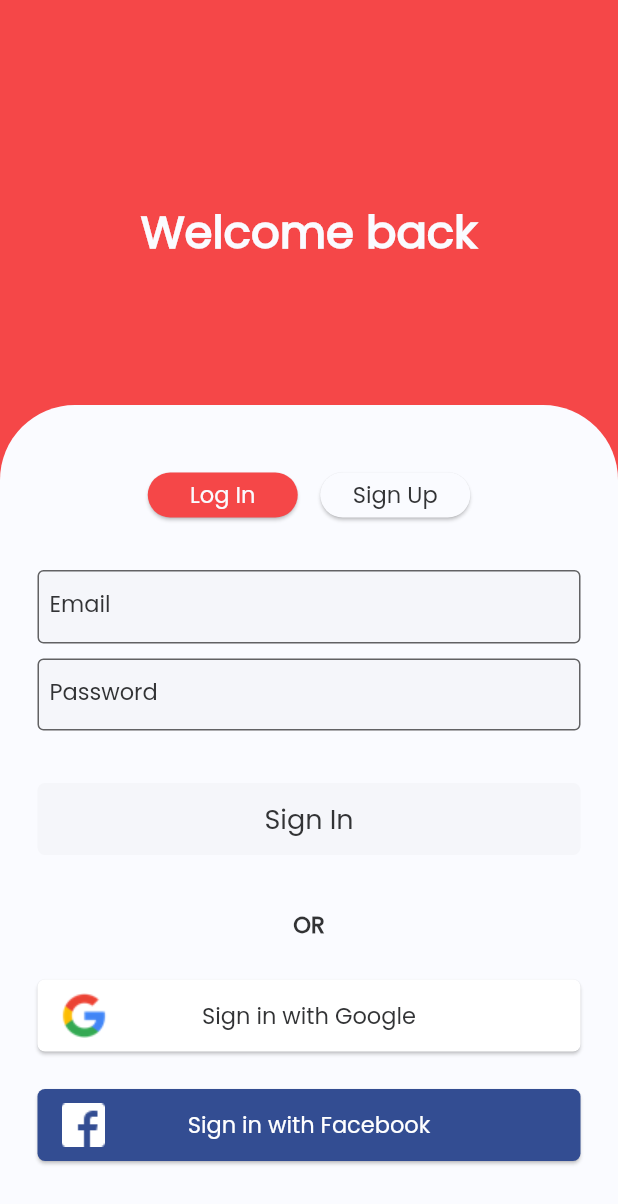
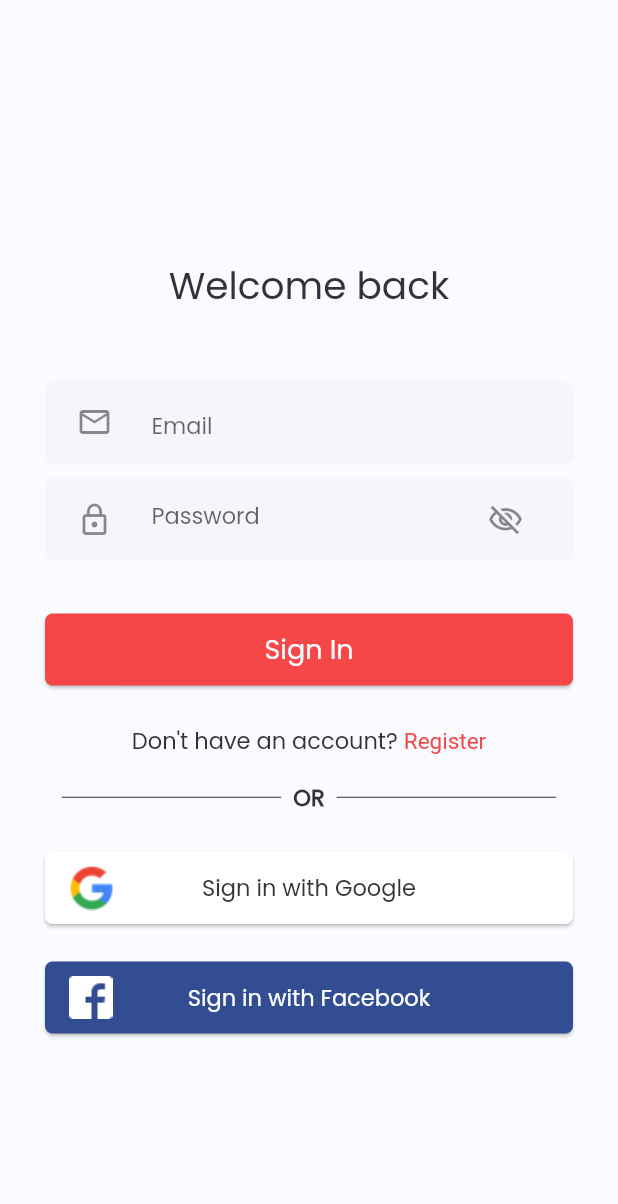
Before and after one commit to JamiuJimoh/Morsmat, a Flutter app: the screen it shows after launch, after a tap on "SKIP", after a tap on "Get Started", on a phone screen of 412 x 824 dp. Shown: the top 1204 px of the screen. Run offline on Flutter 3.47's test engine with Material 2 defaults, Android fonts, the phone set to English and light mode, and no system bars; our stand-ins replace firebase_auth, firebase_core, google_sign_in; missing offline and left inert: flutter_login_facebook; accounts and stored records are empty.

Commit message:
redesigned the sign in page

```diff
--- /dev/null
+++ b/lib/app/sign_in/custom_text_field.dart
@@ -0,0 +1,71 @@
+import 'package:flutter/material.dart';
+import 'package:morsmat/common_widgets/custom_container.dart';
+
+class CustomTextField extends StatelessWidget {
+  final TextEditingController? controller;
+  final String? errorText;
+  final String? hintText;
+  final String? labelText;
+  final IconData? icon;
+  final Widget? suffixIcon;
+  final bool enabled;
+  final bool obscureText;
+  final void Function(String)? onChanged;
+  final void Function()? onEditingComplete;
+  final TextInputType? keyboardType;
+  final TextInputAction? textInputAction;
+
+  CustomTextField({
+    this.controller,
+    this.errorText,
+    this.hintText,
+    this.labelText,
+    this.icon,
+    this.suffixIcon,
+    this.enabled: true,
+    this.obscureText: false,
+    this.onChanged,
+    this.onEditingComplete,
+    this.keyboardType,
+    this.textInputAction,
+  });
+
+  @override
+  Widget build(BuildContext context) {
+    final mediaQuery = MediaQuery.of(context).size;
+    return CustomContainer(
+      borderRadius: 5.0,
+      padding: const EdgeInsets.symmetric(horizontal: 20.0, vertical: 5),
+      height: 55.0,
+      width: mediaQuery.width * 0.9,
+      containerColor: Theme.of(context).colorScheme.primaryVariant,
+      borderColor: Theme.of(context).colorScheme.primaryVariant,
+      child: TextFormField(
+        cursorColor: Theme.of(context).colorScheme.onPrimary,
+        autocorrect: false,
+        controller: controller,
+        style: Theme.of(context).textTheme.bodyText2,
+        decoration: InputDecoration(
+          contentPadding:
+              const EdgeInsets.symmetric(vertical: 5.0, horizontal: 10.0),
+          hintText: hintText,
+          labelText: labelText,
+          // labelStyle: Theme.of(context).textTheme.subtitle1,
+          // focusColor: Theme.of(context).colorScheme.onPrimary,
+
+          border: InputBorder.none,
+          icon: Icon(icon),
+          suffixIcon: suffixIcon,
+          enabledBorder: InputBorder.none,
+          errorText: errorText,
+          enabled: enabled,
+        ),
+        onChanged: onChanged,
+        keyboardType: keyboardType,
+        textInputAction: textInputAction,
+        obscureText: obscureText,
+        onEditingComplete: onEditingComplete,
+      ),
+    );
+  }
+}
--- a/lib/app/sign_in/email_sign_change_model.dart
+++ b/lib/app/sign_in/email_sign_change_model.dart
@@ -41,10 +41,16 @@ class EmailSignInChangeModel with EmailAndPasswordValidators, ChangeNotifier {
     }
   }
 
-  String get authButtonText {
+  String get primaryButtonText {
     return formType == EmailSignInFormType.signIn
         ? 'Sign In'
         : 'Create an account';
+  }
+
+  List<String> get secondaryButtonText {
+    final signInText = <String>['Don\'t have an account? ', 'Register'];
+    final registerText = <String>['Already Have an account? ', 'Sign In'];
+    return formType == EmailSignInFormType.signIn ? signInText : registerText;
   }
 
   bool get canSubmit {
@@ -82,16 +88,17 @@ class EmailSignInChangeModel with EmailAndPasswordValidators, ChangeNotifier {
     return showErrorText ? invalidConfirmPasswordErrorText : null;
   }
 
-  void toggleAuthButton(EmailSignInFormType formType) {
+  void toggleFormType() {
+    final formType = this.formType == EmailSignInFormType.signIn
+        ? EmailSignInFormType.register
+        : EmailSignInFormType.signIn;
     updateWith(
       email: '',
       password: '',
-      confirmPassword: '',
       formType: formType,
       isLoading: false,
       submitted: false,
     );
-    notifyListeners();
   }
 
   void updateEmail(String email) => updateWith(email: email);
--- a/lib/app/sign_in/email_sign_in_form_bloc_based.dart
+++ b/lib/app/sign_in/email_sign_in_form_bloc_based.dart
@@ -8,7 +8,6 @@ import '../landing_page.dart';
 import 'email_sign_in_bloc.dart';
 import 'email_sign_in_model.dart';
 import 'form_submit_button.dart';
-import 'toggle_sign_in_form_button.dart';
 
 class EmailSignInFormBlocBased extends StatefulWidget {
   final EmailSignInBloc bloc;
@@ -59,14 +58,6 @@ class _EmailSignInFormBlocBasedState extends State<EmailSignInFormBlocBased> {
     }
   }
 
-  ///////// HELPER METHODS /////////
-
-  void _toggleAuthButton(EmailSignInFormType formType) {
-    widget.bloc.toggleAuthButton(formType);
-
-    _emailController.clear();
-    _passwordController.clear();
-  }
 
   //////// WIDGETS METHODS ///////////
 
@@ -102,38 +93,8 @@ class _EmailSignInFormBlocBasedState extends State<EmailSignInFormBlocBased> {
     );
   }
 
-  Widget _buildToggleButtons(EmailSignInModel model) {
-    return Row(
-      mainAxisAlignment: MainAxisAlignment.center,
-      children: [
-        ToggleSignInFormButton(
-          context: context,
-          text: 'Log In',
-          buttonColor: model.formType == EmailSignInFormType.signIn
-              ? null
-              : Theme.of(context).colorScheme.onSecondary,
-          onPressed: !model.isLoading
-              ? () => _toggleAuthButton(EmailSignInFormType.signIn)
-              : null,
-        ),
-        const SizedBox(width: 15.0),
-        ToggleSignInFormButton(
-          context: context,
-          text: 'Sign Up',
-          buttonColor: model.formType == EmailSignInFormType.register
-              ? null
-              : Theme.of(context).colorScheme.onSecondary,
-          onPressed: !model.isLoading
-              ? () => _toggleAuthButton(EmailSignInFormType.register)
-              : null,
-        ),
-      ],
-    );
-  }
-
   List<Widget> _buildChildren(EmailSignInModel model) {
     return [
-      _buildToggleButtons(model),
       const SizedBox(height: 35.0),
       _buildEmailTextFormField(model),
       const SizedBox(height: 10.0),
@@ -141,7 +102,7 @@ class _EmailSignInFormBlocBasedState extends State<EmailSignInFormBlocBased> {
       const SizedBox(height: 25.0),
       FormSubmitButton(
         context: context,
-        text: model.authButtonText,
+        child: Text(model.authButtonText),
         onPressed: model.canSubmit ? _submit : null,
       ),
     ];
--- a/lib/app/sign_in/email_sign_in_form_change_notifier.dart
+++ b/lib/app/sign_in/email_sign_in_form_change_notifier.dart
@@ -1,6 +1,6 @@
 import 'package:firebase_auth/firebase_auth.dart';
 import 'package:flutter/material.dart';
-import 'package:morsmat/constants.dart';
+import 'package:morsmat/app/sign_in/custom_text_field.dart';
 import 'package:provider/provider.dart';
 
 import '../../services/auth.dart';
@@ -9,7 +9,6 @@ import '../landing_page.dart';
 import 'email_sign_change_model.dart';
 import 'email_sign_in_model.dart';
 import 'form_submit_button.dart';
-import 'toggle_sign_in_form_button.dart';
 
 class EmailSignInFormChangeNotifier extends StatefulWidget {
   final EmailSignInChangeModel model;
@@ -35,6 +34,8 @@ class _EmailSignInFormChangeNotifierState
   final _emailController = TextEditingController();
   final _passwordController = TextEditingController();
   final _confirmPasswordController = TextEditingController();
+
+  var _obscureText = true;
 
   EmailSignInChangeModel get model => widget.model;
 
@@ -65,8 +66,8 @@ class _EmailSignInFormChangeNotifierState
 
   ///////// HELPER METHODS /////////
 
-  void _toggleAuthButton(EmailSignInFormType formType) {
-    model.toggleAuthButton(formType);
+  void _toggleFormType() {
+    model.toggleFormType();
 
     _emailController.clear();
     _passwordController.clear();
@@ -75,39 +76,45 @@ class _EmailSignInFormChangeNotifierState
 
   //////// WIDGETS METHODS ///////////
 
-  TextFormField _buildEmailTextFormField() {
-    return TextFormField(
-      autocorrect: false,
+  CustomTextField _buildEmailTextFormField() {
+    return CustomTextField(
       controller: _emailController,
-      style: Theme.of(context).textTheme.bodyText2,
-      decoration: InputDecoration(
-        contentPadding:
-            const EdgeInsets.symmetric(vertical: 13.0, horizontal: 8.0),
-        hintText: 'john@doe.com',
-        labelText: 'Email',
-        errorText: model.emailErrorText,
-        enabled: model.isLoading == false,
-      ),
+      hintText: 'Email',
+      // labelText: 'Email',
+      icon: Icons.email_outlined,
       onChanged: model.updateEmail,
       keyboardType: TextInputType.emailAddress,
       textInputAction: TextInputAction.next,
+      errorText: model.emailErrorText,
+      enabled: model.isLoading == false,
     );
   }
 
-  TextFormField _buildPasswordTextFormField() {
-    return TextFormField(
+  Widget _buildPasswordFieldSuffixIcon() {
+    final icon = Icon(
+      _obscureText ? Icons.visibility_off_outlined : Icons.visibility_outlined,
+    );
+    return GestureDetector(
+      child: icon,
+      onTap: () {
+        setState(() {
+          _obscureText = !_obscureText;
+        });
+      },
+    );
+  }
+
+  CustomTextField _buildPasswordTextFormField() {
+    return CustomTextField(
       controller: _passwordController,
-      style: Theme.of(context).textTheme.bodyText2,
-      decoration: InputDecoration(
-        contentPadding:
-            const EdgeInsets.symmetric(vertical: 13.0, horizontal: 8.0),
-        labelText: 'Password',
+      hintText: 'Password',
+      icon: Icons.lock_outline,
+      suffixIcon: _buildPasswordFieldSuffixIcon(),
       errorText: model.passwordErrorText,
       enabled: model.isLoading == false,
-      ),
       keyboardType: TextInputType.visiblePassword,
       onChanged: model.updatePassword,
-      obscureText: true,
+      obscureText: _obscureText,
       textInputAction: model.formType == EmailSignInFormType.signIn
           ? TextInputAction.done
           : TextInputAction.next,
@@ -116,58 +123,41 @@ class _EmailSignInFormChangeNotifierState
     );
   }
 
-  TextFormField _buildConfirmPasswordTextFormField() {
-    return TextFormField(
+  CustomTextField _buildConfirmPasswordTextFormField() {
+    return CustomTextField(
       controller: _confirmPasswordController,
-      style: Theme.of(context).textTheme.bodyText2,
-      decoration: InputDecoration(
-        contentPadding:
-            const EdgeInsets.symmetric(vertical: 13.0, horizontal: 8.0),
-        labelText: 'Confirm Password',
+      hintText: 'Confirm Password',
+      icon: Icons.lock_outline,
       errorText: model.confirmPasswordErrorText,
       enabled: model.isLoading == false,
-      ),
       keyboardType: TextInputType.visiblePassword,
       onChanged: model.updateConfirmPassword,
-      obscureText: true,
+      obscureText: _obscureText,
       textInputAction: TextInputAction.done,
       onEditingComplete: _submit,
     );
   }
 
-  Widget _buildToggleButtons() {
-    return Row(
-      mainAxisAlignment: MainAxisAlignment.center,
-      children: [
-        ToggleSignInFormButton(
-          context: context,
-          text: 'Log In',
-          buttonColor: model.formType == EmailSignInFormType.signIn
-              ? Theme.of(context).colorScheme.secondary
-              : Theme.of(context).colorScheme.onSecondary,
-          onPressed: !model.isLoading
-              ? () => _toggleAuthButton(EmailSignInFormType.signIn)
-              : null,
+  Widget _buildHeader() {
+    final text = model.formType == EmailSignInFormType.signIn
+        ? 'Welcome back'
+        : 'Create an account';
+
+    return Padding(
+      padding: const EdgeInsets.only(bottom: 30.0),
+      child: Text(
+        text,
+        style: Theme.of(context).textTheme.headline2!.copyWith(
+              fontWeight: FontWeight.w500,
             ),
-        const SizedBox(width: 15.0),
-        ToggleSignInFormButton(
-          context: context,
-          text: 'Sign Up',
-          buttonColor: model.formType == EmailSignInFormType.register
-              ? Theme.of(context).colorScheme.secondary
-              : Theme.of(context).colorScheme.onSecondary,
-          onPressed: !model.isLoading
-              ? () => _toggleAuthButton(EmailSignInFormType.register)
-              : null,
       ),
-      ],
     );
   }
 
   List<Widget> _buildChildren() {
     return [
-      _buildToggleButtons(),
-      const SizedBox(height: 35.0),
+      _buildHeader(),
+      const SizedBox(height: 15.0),
       _buildEmailTextFormField(),
       const SizedBox(height: 10.0),
       _buildPasswordTextFormField(),
@@ -177,8 +167,32 @@ class _EmailSignInFormChangeNotifierState
       const SizedBox(height: 25.0),
       FormSubmitButton(
         context: context,
-        text: model.authButtonText,
-        onPressed: model.canSubmit ? _submit : null,
+        child: Text(
+          model.primaryButtonText,
+          style: Theme.of(context)
+              .textTheme
+              .bodyText1!
+              .copyWith(color: Theme.of(context).colorScheme.primary),
+        ),
+        onPressed: model.canSubmit ? _submit : () {},
+      ),
+      const SizedBox(height: 25.0),
+      GestureDetector(
+        child: RichText(
+          text: TextSpan(
+            style: DefaultTextStyle.of(context).style,
+            children: [
+              TextSpan(text: model.secondaryButtonText[0]),
+              TextSpan(
+                text: model.secondaryButtonText[1],
+                style: TextStyle(
+                  color: Theme.of(context).colorScheme.secondary,
+                ),
+              ),
+            ],
+          ),
+        ),
+        onTap: !model.isLoading ? _toggleFormType : null,
       ),
     ];
   }
--- a/lib/app/sign_in/form_submit_button.dart
+++ b/lib/app/sign_in/form_submit_button.dart
@@ -4,20 +4,12 @@ import '../../common_widgets/custom_elevated_button.dart';
 
 class FormSubmitButton extends CustomElevatedButton {
   FormSubmitButton({
-    required String text,
+    required Widget child,
     VoidCallback? onPressed,
     required BuildContext context,
   }) : super(
           buttonColor: Theme.of(context).colorScheme.secondary,
-          child: Text(
-            text,
-            style: onPressed != null
-                ? Theme.of(context)
-                    .textTheme
-                    .bodyText1!
-                    .copyWith(color: Theme.of(context).colorScheme.primary)
-                : Theme.of(context).textTheme.bodyText1,
-          ),
+          child: child,
           height: 48.0,
           onPressed: onPressed,
           width: double.infinity,
--- a/lib/app/sign_in/sign_in_page.dart
+++ b/lib/app/sign_in/sign_in_page.dart
@@ -65,7 +65,6 @@ class SignInPage extends StatelessWidget {
   @override
   Widget build(BuildContext context) {
     return Scaffold(
-      backgroundColor: Theme.of(context).colorScheme.secondary,
       body: _buildContent(context),
     );
   }
@@ -99,48 +98,45 @@ class SignInPage extends StatelessWidget {
   ///////// WIDGETS METHODS ////////
 
   Widget _buildContent(BuildContext context) {
-    return LayoutBuilder(
-      builder: (_, constraint) => SingleChildScrollView(
-        child: ConstrainedBox(
-          constraints: BoxConstraints(minHeight: constraint.maxHeight),
-          child: IntrinsicHeight(
+    final size = MediaQuery.of(context).size;
+    return Center(
+      child: SingleChildScrollView(
+        child: Padding(
+          padding: const EdgeInsets.all(30.0),
           child: Column(
             children: [
+              _buildHeader(context),
+              const SizedBox(height: 15.0),
+              EmailSignInFormChangeNotifier.create(context),
+              const SizedBox(height: 15.0),
+              Container(
+                width: size.width * 0.8,
+                child: Row(
+                  children: [
                     Expanded(
-                  child: Container(
-                    child: Column(
-                      mainAxisAlignment: MainAxisAlignment.center,
-                      children: [
-                        _buildHeader(context),
-                      ],
+                      child: Divider(
+                        height: 1.5,
+                        color: Theme.of(context).colorScheme.onPrimary,
                       ),
                     ),
-                ),
-                Container(
-                  decoration: BoxDecoration(
-                    color: Theme.of(context).colorScheme.primary,
-                    borderRadius: BorderRadius.only(
-                      topLeft: Radius.circular(50.0),
-                      topRight: Radius.circular(50.0),
-                    ),
-                  ),
-                  child: Padding(
-                    padding: const EdgeInsets.only(
-                        bottom: 50.0, top: 30.0, left: 25.0, right: 25.0),
-                    child: Column(
-                      mainAxisSize: MainAxisSize.min,
-                      children: [
-                        // SizedBox(height: 90.0, child: _buildHeader()),
-                        const SizedBox(height: 15.0),
-                        EmailSignInFormChangeNotifier.create(context),
-
-                        const SizedBox(height: 35.0),
-                        Text(
+                    Padding(
+                      padding: const EdgeInsets.symmetric(horizontal: 8.0),
+                      child: Text(
                         'OR',
                         style: Theme.of(context)
                             .textTheme
                             .bodyText2!
                             .copyWith(fontWeight: FontWeight.w600),
+                      ),
+                    ),
+                    Expanded(
+                      child: Divider(
+                        height: 1.5,
+                        color: Theme.of(context).colorScheme.onPrimary,
+                      ),
+                    ),
+                  ],
+                ),
               ),
               const SizedBox(height: 25.0),
               SocialSignInButton(
@@ -170,11 +166,6 @@ class SignInPage extends StatelessWidget {
           ),
         ),
       ),
-              ],
-            ),
-          ),
-        ),
-      ),
     );
   }
 
@@ -187,19 +178,6 @@ class SignInPage extends StatelessWidget {
       );
     }
 
-    // TODO: fix the text not displaying
-    final text = formType == EmailSignInFormType.signIn
-        ? 'Welcome back'
-        : 'Create an account';
-
-    return Padding(
-      padding: const EdgeInsets.only(top: 40.0),
-      child: Text(
-        text,
-        style: Theme.of(context).textTheme.headline1!.copyWith(
-            fontWeight: FontWeight.w700,
-            color: Theme.of(context).colorScheme.primary),
-      ),
-    );
+    return Text('');
   }
 }
--- a/lib/app/sign_in/toggle_sign_in_form_button.dart
+++ /dev/null
@@ -1,27 +0,0 @@
-import 'package:flutter/material.dart';
-
-import '../../common_widgets/custom_elevated_button.dart';
-
-class ToggleSignInFormButton extends CustomElevatedButton {
-  ToggleSignInFormButton({
-    required String text,
-    required BuildContext context,
-    Color? buttonColor,
-    VoidCallback? onPressed,
-  }) : super(
-          borderRadius: 20.0,
-          buttonColor: buttonColor,
-          child: Text(
-            text,
-            style: buttonColor == Theme.of(context).colorScheme.secondary
-                ? Theme.of(context)
-                    .textTheme
-                    .bodyText2!
-                    .copyWith(color: Theme.of(context).colorScheme.primary)
-                : Theme.of(context).textTheme.bodyText2,
-          ),
-          height: 30.0,
-          onPressed: onPressed,
-          width: 100.0,
-        );
-}
--- a/lib/app_theme_data.dart
+++ b/lib/app_theme_data.dart
@@ -17,7 +17,7 @@ class AppTheme {
   static const Color _lightPrimaryVariantColor = Color(0xFFF5F6Fa);
   static const Color _lightOnPrimaryColor = _lightSurfaceColor;
   static const Color _lightSecondaryColor = Color(0xFFF54748);
-  static const Color _lightSecondaryVariantColor = Color(0xFF121315);
+  static const Color _lightSecondaryVariantColor = Color(0xFFe2e3e6);
   static const Color _lightOnSecondaryColor = _lightPrimaryColor;
 
   static final ThemeData primaryAppTheme = ThemeData(
@@ -59,20 +59,26 @@ class AppTheme {
       contentTextStyle: _lightBody2TextStyle,
     ),
 
+    // inputDecorationTheme: InputDecorationTheme(
+    // hintStyle: _lightBody2TextStyle,
+    // labelStyle: _lightBody2TextStyle,
+    // filled: true,
+    // fillColor: _lightPrimaryVariantColor,
+    //   focusedBorder: OutlineInputBorder(
+    //     borderSide: BorderSide(color: _lightSecondaryVariantColor),
+    //   ),
+    //   focusColor: Colors.green,
+    //   border: OutlineInputBorder(
+    //     borderSide: BorderSide(color: _lightPrimaryVariantColor),
+    //   ),
+    // ),
     inputDecorationTheme: InputDecorationTheme(
-      hintStyle: _lightBody2TextStyle,
-      labelStyle: _lightBody2TextStyle,
-      filled: true,
-      fillColor: _lightPrimaryVariantColor,
-      focusedBorder: OutlineInputBorder(
-        borderSide: BorderSide(color: _lightSecondaryVariantColor),
-      ),
-      border: OutlineInputBorder(
-        borderSide: BorderSide(color: _lightPrimaryVariantColor),
-      ),
-    ),
+        // hintStyle: _lightBody2TextStyle,
+        // labelStyle: _lightBody2TextStyle,
+        // filled: true,
+        // fillColor: _lightPrimaryVariantColor,
 
-    buttonTheme: ButtonThemeData(disabledColor: _subtitleTextColor),
+        ),
 
     /////// FONT THEME ///////
     textTheme: _lightTextTheme,
--- a/lib/common_widgets/custom_container.dart
+++ b/lib/common_widgets/custom_container.dart
@@ -7,6 +7,7 @@ class CustomContainer extends StatelessWidget {
   final Color containerColor;
   final Color borderColor;
   final double? borderRadius;
+  final EdgeInsetsGeometry? padding;
 
   CustomContainer({
     required this.height,
@@ -14,6 +15,7 @@ class CustomContainer extends StatelessWidget {
     required this.child,
     required this.containerColor,
     required this.borderColor,
+    this.padding,
     this.borderRadius: 20.0,
   });
 
@@ -23,6 +25,7 @@ class CustomContainer extends StatelessWidget {
       height: height,
       width: width,
       child: Container(
+        padding: padding,
         decoration: BoxDecoration(
           borderRadius: BorderRadius.all(Radius.circular(borderRadius!)),
           color: containerColor,
```
Lines whose indentation alone changed are shown as unchanged.
